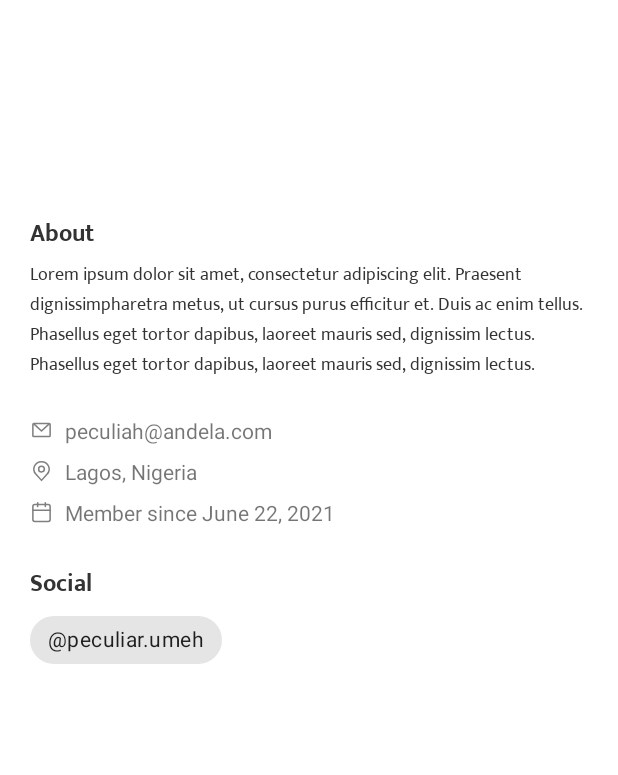
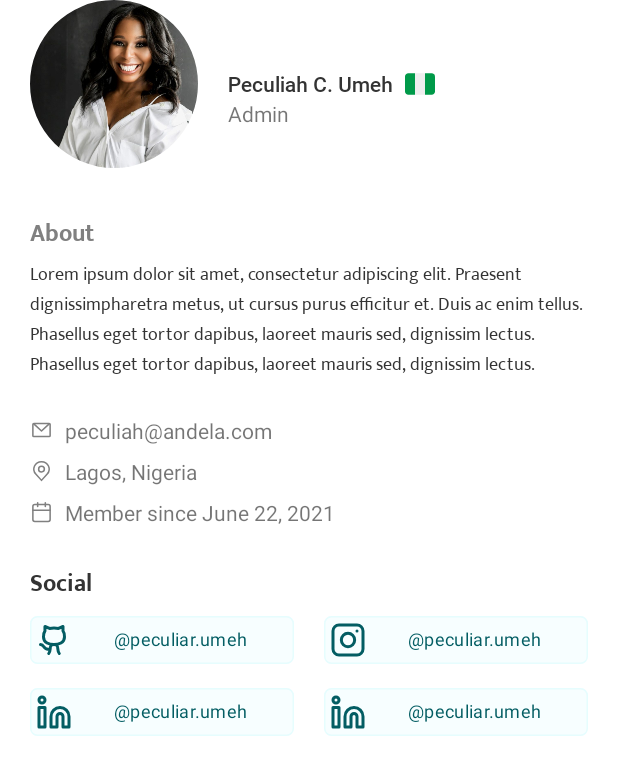
Before and after one commit to marawanxmamdouh/alc-MMSystem-admin, an Android app: the layout fragment_admin_profile.xml on its own in the app's theme, with its tools: preview values and no code run, on a phone screen of 412 x 824 dp. Shown: the top 775 px of the screen. Run offline under Robolectric (Android 15) with nearby library versions, the phone set to English and light mode, and no system bars.

Commit message:
implement admin profile design

```diff
--- /dev/null
+++ b/app/src/main/res/drawable/flag_nigeria.xml
@@ -0,0 +1,19 @@
+<vector xmlns:android="http://schemas.android.com/apk/res/android"
+    android:width="20dp"
+    android:height="20dp"
+    android:viewportWidth="20"
+    android:viewportHeight="20">
+  <group>
+    <clip-path
+        android:pathData="M0,0h20v20h-20z"/>
+    <path
+        android:pathData="M2.222,2.777C1.633,2.777 1.068,3.011 0.651,3.428C0.234,3.845 0,4.41 0,5L0,15C0,15.589 0.234,16.154 0.651,16.571C1.068,16.988 1.633,17.222 2.222,17.222H6.667V2.777H2.222Z"
+        android:fillColor="#009A49"/>
+    <path
+        android:pathData="M6.667,2.777H13.333V17.222H6.667V2.777Z"
+        android:fillColor="#EEEEEE"/>
+    <path
+        android:pathData="M17.778,2.777H13.333V17.222H17.778C18.367,17.222 18.932,16.988 19.349,16.571C19.766,16.154 20,15.589 20,15V5C20,4.41 19.766,3.845 19.349,3.428C18.932,3.011 18.367,2.777 17.778,2.777V2.777Z"
+        android:fillColor="#009A49"/>
+  </group>
+</vector>
--- /dev/null
+++ b/app/src/main/res/drawable/github_icon.xml
@@ -0,0 +1,17 @@
+<vector xmlns:android="http://schemas.android.com/apk/res/android"
+    android:width="20dp"
+    android:height="20dp"
+    android:viewportWidth="20"
+    android:viewportHeight="20">
+  <group>
+    <clip-path
+        android:pathData="M0,0h19.167v20h-19.167z"/>
+    <path
+        android:pathData="M7.083,17.5C8.75,15.833 6.667,12.5 10,12.5M10,12.5C13.333,12.5 11.25,15.833 12.917,17.5M2.5,12.5C5,12.5 3.75,15.833 7.5,15M10,12.5C7.5,12.5 4.167,11.667 4.167,8.333C4.167,7.129 4.263,5.925 4.969,5V2.5L7.5,3.569C8.184,3.418 9.008,3.333 10,3.333C10.992,3.333 11.815,3.417 12.5,3.569L15,2.5V4.96C15.733,5.89 15.833,7.112 15.833,8.333C15.833,11.667 12.5,12.5 10,12.5Z"
+        android:strokeLineJoin="round"
+        android:strokeWidth="1.66667"
+        android:fillColor="#00000000"
+        android:strokeColor="#035D63"
+        android:strokeLineCap="round"/>
+  </group>
+</vector>
--- /dev/null
+++ b/app/src/main/res/drawable/instagram_icon.xml
@@ -0,0 +1,31 @@
+<vector xmlns:android="http://schemas.android.com/apk/res/android"
+    android:width="18dp"
+    android:height="18dp"
+    android:viewportWidth="18"
+    android:viewportHeight="18">
+  <group>
+    <clip-path
+        android:pathData="M0,0h18v18h-18z"/>
+    <path
+        android:pathData="M1.5,4.5C1.5,2.843 2.843,1.5 4.5,1.5H13.5C15.157,1.5 16.5,2.843 16.5,4.5V13.5C16.5,15.157 15.157,16.5 13.5,16.5H4.5C2.843,16.5 1.5,15.157 1.5,13.5V4.5Z"
+        android:strokeLineJoin="round"
+        android:strokeWidth="1.5"
+        android:fillColor="#00000000"
+        android:strokeColor="#035D63"
+        android:strokeLineCap="round"/>
+    <path
+        android:pathData="M9,12.334C10.841,12.334 12.333,10.841 12.333,9C12.333,7.159 10.841,5.667 9,5.667C7.159,5.667 5.667,7.159 5.667,9C5.667,10.841 7.159,12.334 9,12.334Z"
+        android:strokeLineJoin="round"
+        android:strokeWidth="1.5"
+        android:fillColor="#00000000"
+        android:strokeColor="#035D63"
+        android:strokeLineCap="round"/>
+    <path
+        android:pathData="M13.5,4.516V4.5"
+        android:strokeLineJoin="round"
+        android:strokeWidth="1.5"
+        android:fillColor="#00000000"
+        android:strokeColor="#035D63"
+        android:strokeLineCap="round"/>
+  </group>
+</vector>
--- /dev/null
+++ b/app/src/main/res/drawable/linkedin_icon.xml
@@ -0,0 +1,31 @@
+<vector xmlns:android="http://schemas.android.com/apk/res/android"
+    android:width="18dp"
+    android:height="18dp"
+    android:viewportWidth="18"
+    android:viewportHeight="18">
+  <group>
+    <clip-path
+        android:pathData="M0,0h18v18h-18z"/>
+    <path
+        android:pathData="M3,4.5C3.828,4.5 4.5,3.828 4.5,3C4.5,2.172 3.828,1.5 3,1.5C2.172,1.5 1.5,2.172 1.5,3C1.5,3.828 2.172,4.5 3,4.5Z"
+        android:strokeLineJoin="round"
+        android:strokeWidth="1.5"
+        android:fillColor="#00000000"
+        android:strokeColor="#035D63"
+        android:strokeLineCap="round"/>
+    <path
+        android:pathData="M4.5,6.75H1.5V16.5H4.5V6.75Z"
+        android:strokeLineJoin="round"
+        android:strokeWidth="1.5"
+        android:fillColor="#00000000"
+        android:strokeColor="#035D63"
+        android:strokeLineCap="round"/>
+    <path
+        android:pathData="M7.5,16.5H10.5V11.25C10.5,10.422 11.172,9.75 12,9.75C12.828,9.75 13.5,10.422 13.5,11.25V16.5H16.5V11.25C16.5,8.765 14.485,6.75 12,6.75C9.515,6.75 7.5,8.765 7.5,11.25V16.5Z"
+        android:strokeLineJoin="round"
+        android:strokeWidth="1.5"
+        android:fillColor="#00000000"
+        android:strokeColor="#035D63"
+        android:strokeLineCap="round"/>
+  </group>
+</vector>
--- a/app/src/main/res/layout/fragment_admin_profile.xml
+++ b/app/src/main/res/layout/fragment_admin_profile.xml
@@ -12,21 +12,50 @@
         android:layout_height="match_parent"
         android:layout_marginHorizontal="@dimen/spacing_large">
 
-        <ImageView
+        <com.google.android.material.imageview.ShapeableImageView
             android:id="@+id/image_profile"
-            android:layout_width="112dp"
-            android:layout_height="112dp"
+            android:layout_width="@dimen/profile_width"
+            android:layout_height="0dp"
+            android:scaleType="centerCrop"
+            android:src="@drawable/image"
+            app:layout_constraintDimensionRatio="1:1"
             app:layout_constraintStart_toStartOf="parent"
-            app:layout_constraintTop_toTopOf="parent" />
+            app:layout_constraintTop_toTopOf="parent"
+            app:shapeAppearanceOverlay="@style/CircleImage" />
 
+        <TextView
+            android:id="@+id/text_name"
+            style="@style/mediumRoboto"
+            android:layout_width="wrap_content"
+            android:layout_height="wrap_content"
+            android:layout_marginStart="@dimen/spacing_large"
+            android:drawableEnd="@drawable/flag_nigeria"
+            android:drawablePadding="@dimen/spacing_small"
+            android:text="Peculiah C. Umeh"
+            app:layout_constraintBottom_toBottomOf="@+id/image_profile"
+            app:layout_constraintEnd_toEndOf="parent"
+            app:layout_constraintHorizontal_bias="0"
+            app:layout_constraintStart_toEndOf="@+id/image_profile"
+            app:layout_constraintTop_toTopOf="@+id/image_profile" />
+
+        <TextView
+            android:id="@+id/text_role"
+            android:layout_width="wrap_content"
+            android:layout_height="wrap_content"
+            android:text="Admin"
+            app:layout_constraintEnd_toEndOf="parent"
+            app:layout_constraintHorizontal_bias="0"
+            app:layout_constraintStart_toStartOf="@+id/text_name"
+            app:layout_constraintTop_toBottomOf="@+id/text_name" />
 
         <TextView
             android:id="@+id/text_title_about"
-            style="@style/mediumB"
+            style="@style/mediumMukta"
             android:layout_width="match_parent"
             android:layout_height="wrap_content"
             android:layout_marginTop="30dp"
             android:text="@string/title_about"
+            android:textColor="@color/black5"
             app:layout_constraintStart_toStartOf="parent"
             app:layout_constraintTop_toBottomOf="@+id/image_profile" />
 
@@ -81,7 +110,7 @@
 
         <TextView
             android:id="@+id/text_social"
-            style="@style/mediumB"
+            style="@style/mediumMukta"
             android:layout_width="match_parent"
             android:layout_height="wrap_content"
             android:layout_marginTop="@dimen/spacing_extra_large"
@@ -92,11 +121,51 @@
 
 
         <com.google.android.material.chip.Chip
-            android:layout_width="wrap_content"
+            android:id="@+id/chip_github"
+            style="@style/ChipProfile"
+            android:layout_width="0dp"
+            android:layout_height="wrap_content"
+            android:layout_marginEnd="@dimen/spacing_large"
+            android:text="\@peculiar.umeh"
+            app:chipIcon="@drawable/github_icon"
+            app:layout_constraintEnd_toStartOf="@+id/chip_instagram"
+            app:layout_constraintStart_toStartOf="parent"
+            app:layout_constraintTop_toBottomOf="@+id/text_social" />
+
+        <com.google.android.material.chip.Chip
+            android:id="@+id/chip_instagram"
+            style="@style/ChipProfile"
+            android:layout_width="0dp"
             android:layout_height="wrap_content"
             android:text="\@peculiar.umeh"
+            app:chipIcon="@drawable/instagram_icon"
+            app:layout_constraintEnd_toEndOf="parent"
+            app:layout_constraintStart_toEndOf="@+id/chip_github"
+            app:layout_constraintTop_toBottomOf="@+id/text_social" />
+
+        <com.google.android.material.chip.Chip
+            android:id="@+id/chip_linkedIn"
+            style="@style/ChipProfile"
+            android:layout_width="0dp"
+            android:layout_height="wrap_content"
+            android:layout_marginEnd="@dimen/spacing_large"
+            android:text="\@peculiar.umeh"
+            app:chipIcon="@drawable/linkedin_icon"
+            app:layout_constraintEnd_toStartOf="@+id/chip_twitter"
             app:layout_constraintStart_toStartOf="parent"
-            app:layout_constraintTop_toBottomOf="@+id/text_social" />
+            app:layout_constraintTop_toBottomOf="@+id/chip_github" />
+
+        <com.google.android.material.chip.Chip
+            android:id="@+id/chip_twitter"
+            style="@style/ChipProfile"
+            android:layout_width="0dp"
+            android:layout_height="wrap_content"
+            android:text="\@peculiar.umeh"
+            app:chipIcon="@drawable/linkedin_icon"
+            app:layout_constraintEnd_toEndOf="parent"
+            app:layout_constraintStart_toEndOf="@+id/chip_linkedIn"
+            app:layout_constraintTop_toBottomOf="@+id/chip_github" />
+
     </androidx.constraintlayout.widget.ConstraintLayout>
 
 </layout>
--- a/app/src/main/res/values/colors.xml
+++ b/app/src/main/res/values/colors.xml
@@ -9,5 +9,9 @@
     <color name="white">#FFFFFFFF</color>
 
 
-    <color name="mms_black2">#333333</color>
+    <color name="black2">#333333</color>
+    <color name="black5">#808080</color>
+    <color name="chip_stroke">#E6FDFE</color>
+    <color name="chip_background">#F7FEFF</color>
+    <color name="chip_text_color">#035D63</color>
 </resources>
--- a/app/src/main/res/values/dimens.xml
+++ b/app/src/main/res/values/dimens.xml
@@ -8,6 +8,10 @@
     <dimen name="spacing_extra_small">3dp</dimen>
 
     <!--  ************* fonts Size ************ -->
-    <dimen name="font_regular">12sp</dimen>
+    <dimen name="font_small">12sp</dimen>
+    <dimen name="font_regular">14sp</dimen>
     <dimen name="font_medium">16sp</dimen>
+
+    <!-- ************** dimension *********** -->
+    <dimen name="profile_width">112dp</dimen>
 </resources>
--- a/app/src/main/res/values/themes.xml
+++ b/app/src/main/res/values/themes.xml
@@ -16,14 +16,36 @@
 
     <style name="regularB">
         <item name="android:fontFamily">@font/mukta_regular</item>
-        <item name="android:textColor">@color/mms_black2</item>
+        <item name="android:textColor">@color/black2</item>
+        <item name="android:textSize">@dimen/font_small</item>
+    </style>
+
+    <style name="mediumMukta">
+        <item name="android:fontFamily">@font/mukta_bold</item>
+        <item name="android:textColor">@color/black2</item>
+        <item name="android:textSize">@dimen/font_medium</item>
+    </style>
+
+    <style name="mediumRoboto">
+        <item name="android:fontFamily">@font/roboto_medium</item>
+        <item name="android:textColor">@color/black2</item>
         <item name="android:textSize">@dimen/font_regular</item>
     </style>
 
-    <style name="mediumB">
-        <item name="android:fontFamily">@font/mukta_bold</item>
-        <item name="android:textColor">@color/mms_black2</item>
-        <item name="android:textSize">@dimen/font_medium</item>
+
+    <style name="CircleImage">
+        <item name="cornerSize">50%</item>
     </style>
 
+    <style name="ChipProfile" parent="Widget.MaterialComponents.Chip.Action">
+        <item name="chipStrokeColor">@color/chip_stroke</item>
+        <item name="chipBackgroundColor">@color/chip_background</item>
+        <item name="chipCornerRadius">5dp</item>
+        <item name="chipStrokeWidth">1dp</item>
+        <item name="android:textColor">@color/chip_text_color</item>
+        <item name="android:textSize">@dimen/font_small</item>
+        <item name="android:textAlignment">center</item>
+    </style>
+
+
 </resources>
```
Also changed, not shown: app/src/main/java/com/peculiaruc/alc_mmsystem_admin/ui/adminProfile/AdminProfileFragment.kt (+10 -6 lines), app/src/main/res/drawable/twitter_icon.xml (added, +13 -0 lines), app/src/main/res/font/OFL.txt (deleted, +0 -93 lines), app/src/main/res/layout/activity_main.xml (+24 -15 lines), app/src/main/res/drawable/image.png (added), app/src/main/res/font/roboto_medium.ttf (added).
